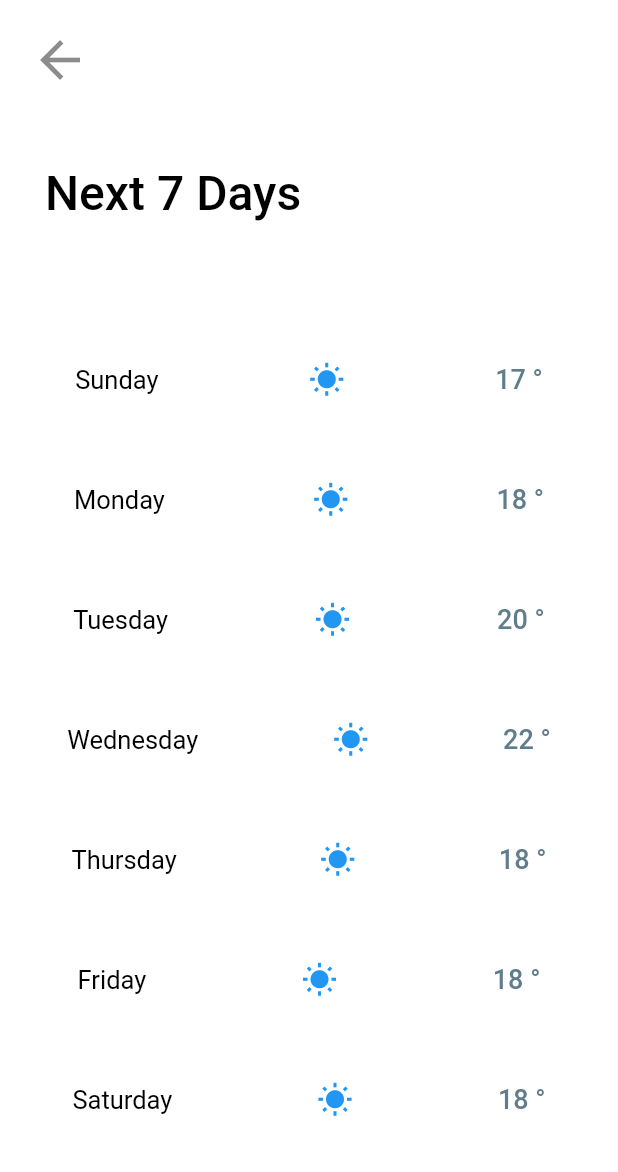
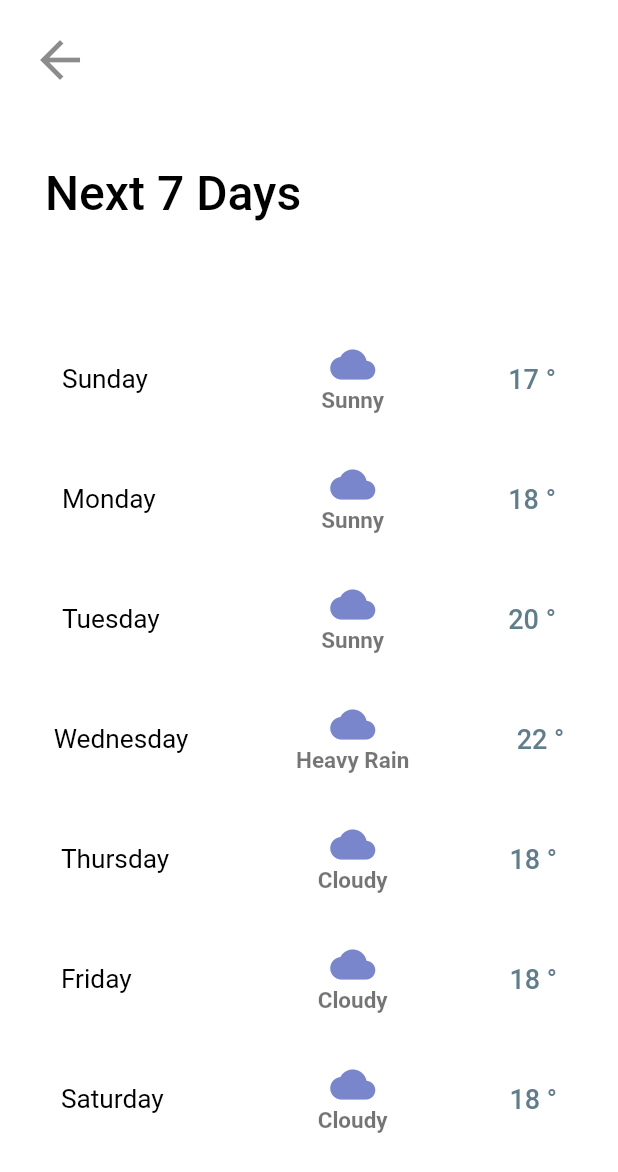
Before and after one commit to tajulasri/weather_apps, a Flutter app: the screen it shows after launch, after a tap on "Next 7 Days", on a phone screen of 412 x 824 dp. Shown: the top 1172 px of the screen. Run offline on Flutter 3.47's test engine with Material 2 defaults, Android fonts, the phone set to English and light mode, and no system bars.

Commit message:
fix code

```diff
--- a/lib/main.dart
+++ b/lib/main.dart
@@ -84,7 +84,7 @@ class _MyHomePageState extends State<MyHomePage> {
                   ),
                   SizedBox(height: 15),
                   Text(
-                    "Sun, 2 Dec",
+                    "Mon, 2 Dec",
                     style:
                         TextStyle(fontWeight: FontWeight.w300, fontSize: 16.0),
                   ),
--- a/lib/moredays.dart
+++ b/lib/moredays.dart
@@ -5,10 +5,10 @@ class MoreDays extends StatelessWidget {
   //const MoreDays({Key key}) : super(key: key);
 
   List wheatherData = [
-    Wheather("Sunday", "sunny", "17 \u00b0"),
-    Wheather("Monday", "sunny", "18 \u00b0"),
-    Wheather("Tuesday", "sunny", "20 \u00b0"),
-    Wheather("Wednesday", "Rain", "22 \u00b0"),
+    Wheather("Sunday", "Sunny", "17 \u00b0"),
+    Wheather("Monday", "Sunny", "18 \u00b0"),
+    Wheather("Tuesday", "Sunny", "20 \u00b0"),
+    Wheather("Wednesday", "Heavy Rain", "22 \u00b0"),
     Wheather("Thursday", "Cloudy", "18 \u00b0"),
     Wheather("Friday", "Cloudy", "18 \u00b0"),
     Wheather("Saturday", "Cloudy", "18 \u00b0"),
@@ -24,20 +24,39 @@ class MoreDays extends StatelessWidget {
           mainAxisAlignment: MainAxisAlignment.spaceAround,
           crossAxisAlignment: CrossAxisAlignment.center,
           children: <Widget>[
-            Text(
+            Container(
+              //color: Colors.greenAccent,
+              width: 90,
+              child: Text(
                 item.time,
                 style: TextStyle(
                     fontWeight: FontWeight.w400,
-                  fontSize: 17.0,
+                    fontSize: 17.5,
                     color: Colors.black),
               ),
-            Icon(Icons.wb_sunny, color: Colors.blue),
+            ),
+            Container(
+              child: Column(
+                children: <Widget>[
+                  Icon(Icons.wb_cloudy, color: Colors.indigo[300], size: 30.0),
+                  Text(
+                    item.wheatherSituation,
+                    style: TextStyle(
+                      color: Colors.black54,
+                      fontWeight: FontWeight.w600,
+                      fontSize: 15.0,
+                    ),
+                  ),
+                ],
+              ),
+            ),
             Text(
               item.temperature,
               style: TextStyle(
                 fontSize: 18.0,
                 fontWeight: FontWeight.w500,
-                  color: Colors.blueGrey),
+                color: Colors.blueGrey,
+              ),
             ),
           ],
         ),
```
Lines whose indentation alone changed are shown as unchanged.
